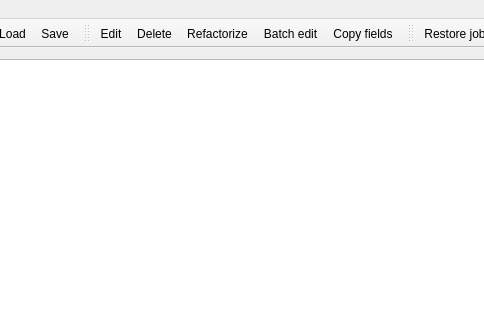
Old version of the form mainwindow.ui in the repository Kuszki/EW-Database; both pictures show x 269 to 753 and y 0 to 320 of the 1366 by 768 pixel window.
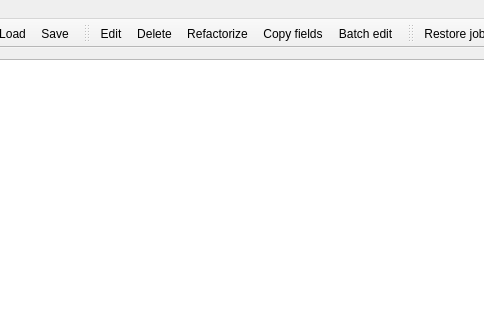
New version of the form. Icons and pictures are not drawn.

Commit message: Change action order

Patch:
```diff
--- a/mainwindow.ui
+++ b/mainwindow.ui
@@ -185,8 +185,8 @@
    <addaction name="actionEdit"/>
    <addaction name="actionDelete"/>
    <addaction name="actionRefactor"/>
-   <addaction name="actionBatch"/>
    <addaction name="actionCopyfields"/>
+   <addaction name="actionBatch"/>
   </widget>
   <widget class="QToolBar" name="kergsTool">
    <property name="windowTitle">
```
Left out of the diff: 2 changed lines with no effect on the pictures. Lines whose indentation alone changed are shown as unchanged.
